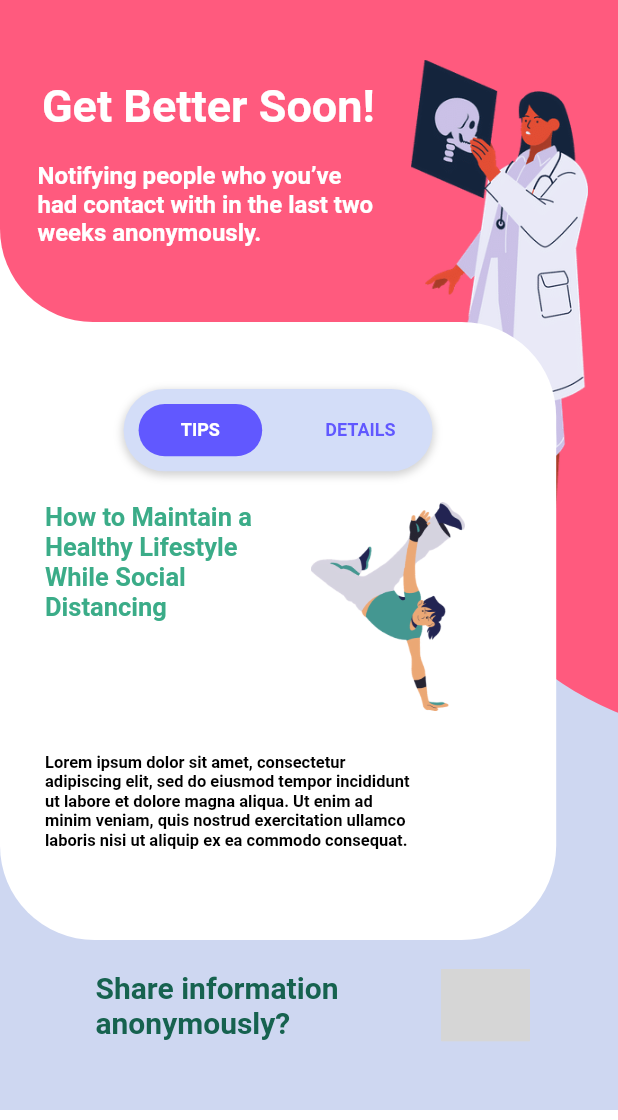
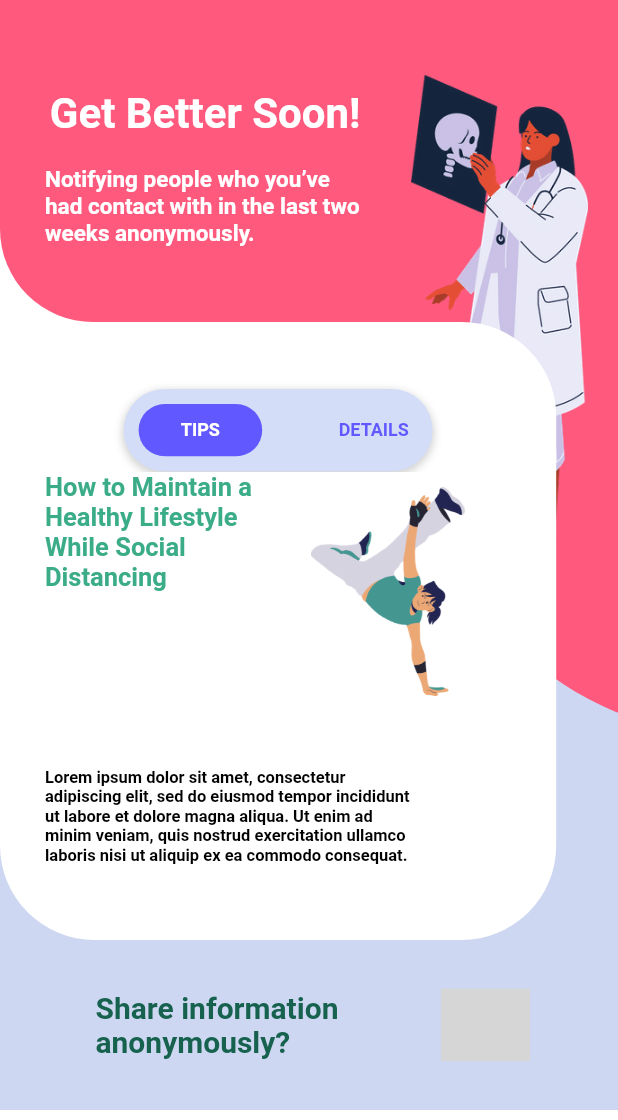
Before and after one commit to srangan24/Coronavirus-Application, a Flutter app: the Positive screen opened directly, on a phone screen of 412 x 824 dp, the part 90-1210 px from its top. Run offline on Flutter 3.47's test engine with Material 2 defaults, Android fonts, the phone set to English and light mode, and no system bars; missing offline and left inert: custom_switch_button; grey boxes are pictures that could not be loaded.

Commit message:
height ratios for different phones

```diff
--- a/ProjectsFlutter/hello_world/lib/main.dart
+++ b/ProjectsFlutter/hello_world/lib/main.dart
@@ -1,8 +1,8 @@
 import 'package:flutter/material.dart';
-import 'nocorona.dart';
+//import 'nocorona.dart';
 //import 'positive.dart';
 //import 'maybe.dart';
-//import 'register.dart';
+import 'register.dart';
 //import 'login.dart';
 
 void main() => runApp(MyApp());
@@ -17,7 +17,7 @@ class MyApp extends StatelessWidget {
         primarySwatch: Colors.blue,
       ),
       debugShowCheckedModeBanner: false,
-      home: NoCorona(),
+      home: Register(),
     );
   }
 }
--- a/ProjectsFlutter/hello_world/lib/positive.dart
+++ b/ProjectsFlutter/hello_world/lib/positive.dart
@@ -79,7 +79,7 @@ class _Positive extends State<Positive>{
                       ),
                       Positioned(
                           bottom: 50,
-                          left: 25,
+                          left: 30,
                           child: Stack(
                             children: <Widget>[
                               Column(
@@ -89,14 +89,14 @@ class _Positive extends State<Positive>{
                                     style: TextStyle(
                                         fontWeight: FontWeight.bold,
                                         color: Color(0xFFFFFFFF),
-                                        fontSize: 30),
+                                        fontSize: 28),
                                   ),
                                   Text(
                                     '\nNotifying people who you\’ve \nhad contact with in the last two \nweeks anonymously.',
                                     style: TextStyle(
                                         fontWeight: FontWeight.bold,
                                         color: Color(0xFFFFFFFF),
-                                        fontSize: 16),
+                                        fontSize: 15),
                                   )
                                 ],
                               )
@@ -127,7 +127,7 @@ class _Positive extends State<Positive>{
                     ),
                   ),
                   Positioned(
-                    top: -175,
+                    top: -1*MediaQuery.of(context).size.height/5,
                     right: 20,
                     height: MediaQuery.of(context).size.height / 2.5,
                     child: Image.asset('assets/doctor2.png'),
@@ -180,7 +180,7 @@ class _Positive extends State<Positive>{
                                       horizontal: 10,
                                       vertical: 10,
                                     ),
-                                    alignment: Alignment(6, 0),
+                                    alignment: Alignment(6.5, 0),
                                     child: Text(
                                       "DETAILS",
                                       style: TextStyle(
@@ -220,7 +220,7 @@ class _Positive extends State<Positive>{
                           ),
                           Card(
                             elevation: 0,
-                            margin: new EdgeInsets.fromLTRB(20, 110, 20, 50),
+                            margin: new EdgeInsets.fromLTRB(20, 100, 20, 50),
                             child: Stack(
                               children: <Widget>[
                                 Container(
@@ -228,7 +228,6 @@ class _Positive extends State<Positive>{
                                 ),
                                 Positioned(
                                   left: 10,
-                                  top: 10,
                                   child: Container(
                                     alignment: Alignment(0.5, -0.75),
                                     width: 160,
@@ -251,7 +250,7 @@ class _Positive extends State<Positive>{
                                     ),
                                 Positioned(
                                   left: 10,
-                                  bottom: 10,
+                                  bottom: 0,
                                   child: Container(
                                     alignment: Alignment(0.5, 0),
                                     width: MediaQuery.of(context).size.width*0.6,
@@ -272,7 +271,7 @@ class _Positive extends State<Positive>{
                       )),
                   Positioned(
                     width: MediaQuery.of(context).size.width,
-                    bottom: MediaQuery.of(context).size.height / 18,
+                    bottom: MediaQuery.of(context).size.height / 25,
                     child: Row(
                       mainAxisSize: MainAxisSize.min,
                       children: <Widget>[
```
Also changed, not shown: ProjectsFlutter/hello_world/lib/maybe.dart (+6 -7 lines), ProjectsFlutter/hello_world/lib/nocorona.dart (+8 -8 lines).
